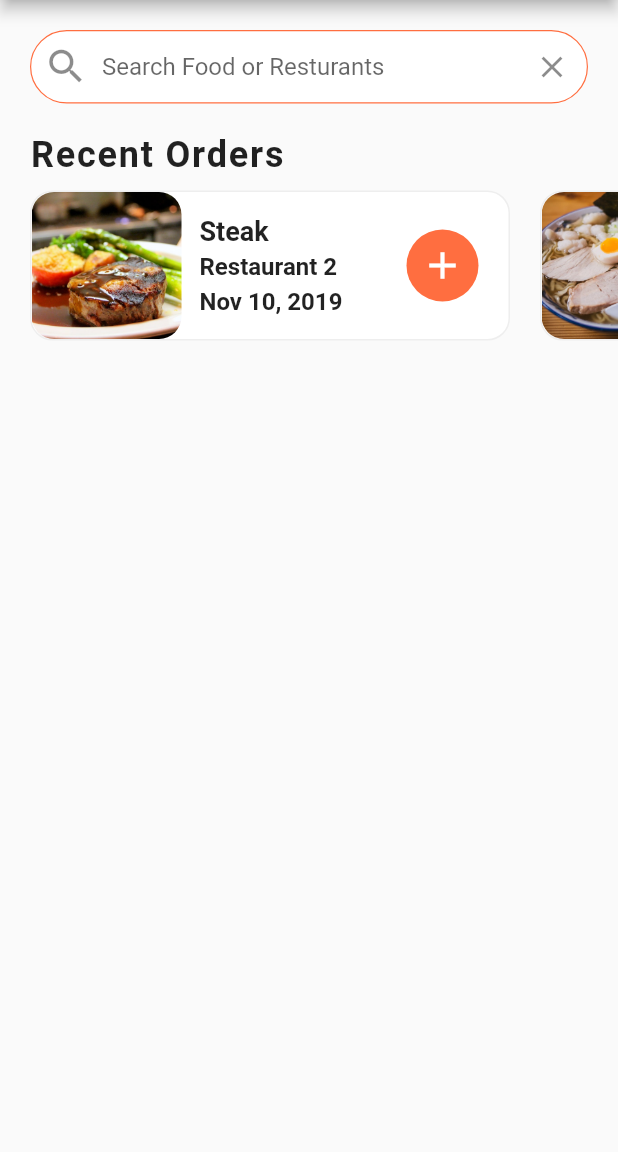
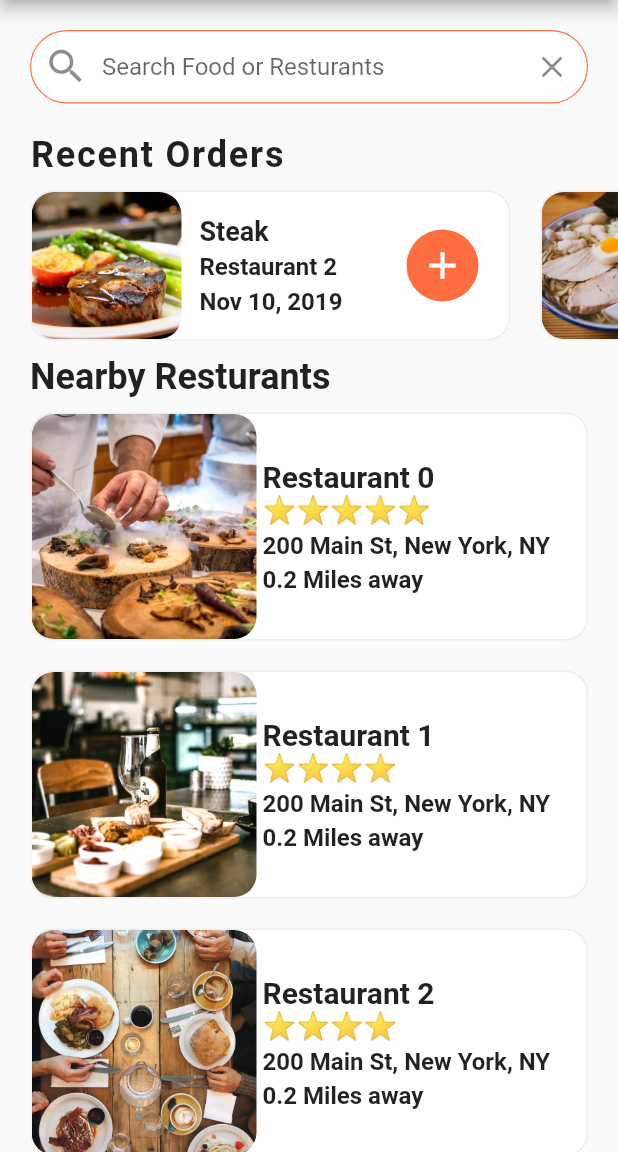
Before and after one commit to wheregmis/food_delivery_app_ui, a Flutter app: the screen it shows after launch, on a phone screen of 412 x 824 dp, the part 84-1236 px from its top. Run offline on Flutter 3.47's test engine with Material 2 defaults, Android fonts, the light colour scheme and no system bars.

Commit message:
Nearby Resturants
--added nearby resturants
-- added ratings and its logic

```diff
--- a/lib/screens/home_screens.dart
+++ b/lib/screens/home_screens.dart
@@ -1,5 +1,7 @@
 import 'package:flutter/material.dart';
 import 'package:food_delivery_app_ui/data/data.dart';
+import 'package:food_delivery_app_ui/models/restaurant.dart';
+import 'package:food_delivery_app_ui/widgets/rating_starts.dart';
 import 'package:food_delivery_app_ui/widgets/recent_orders.dart';
 
 class HomeScreen extends StatefulWidget {
@@ -10,6 +12,80 @@ class HomeScreen extends StatefulWidget {
 }
 
 class _HomeScreenState extends State<HomeScreen> {
+  _buildResturants() {
+    List<Widget> resturantList = [];
+    restaurants.forEach((Restaurant restaurant) {
+      resturantList.add(
+        Container(
+          margin: EdgeInsets.symmetric(
+            horizontal: 20.0,
+            vertical: 10.0,
+          ),
+          decoration: BoxDecoration(
+              color: Colors.white,
+              borderRadius: BorderRadius.circular(15.0),
+              border: Border.all(width: 1.0, color: Colors.grey[200])),
+          child: Row(
+            children: <Widget>[
+              ClipRRect(
+                borderRadius: BorderRadius.circular(15.0),
+                child: Image(
+                  height: 150.0,
+                  width: 150.0,
+                  image: AssetImage(restaurant.imageUrl),
+                  fit: BoxFit.cover,
+                ),
+              ),
+              Container(
+                margin: EdgeInsets.all(4.0),
+                child: Column(
+                  mainAxisAlignment: MainAxisAlignment.center,
+                  crossAxisAlignment: CrossAxisAlignment.start,
+                  children: <Widget>[
+                    Text(
+                      restaurant.name,
+                      style: TextStyle(
+                        fontSize: 20.0,
+                        fontWeight: FontWeight.bold,
+                      ),
+                      overflow: TextOverflow.ellipsis,
+                    ),
+                    RatingStars(restaurant.rating),
+                    SizedBox(
+                      height: 4.0,
+                    ),
+                    Text(
+                      restaurant.address,
+                      style: TextStyle(
+                        fontSize: 16.0,
+                        fontWeight: FontWeight.w600,
+                      ),
+                      overflow: TextOverflow.ellipsis,
+                    ),
+                    SizedBox(
+                      height: 4.0,
+                    ),
+                    Text(
+                      '0.2 Miles away',
+                      style: TextStyle(
+                        fontSize: 16.0,
+                        fontWeight: FontWeight.w600,
+                      ),
+                      overflow: TextOverflow.ellipsis,
+                    )
+                  ],
+                ),
+              )
+            ],
+          ),
+        ),
+      );
+    });
+    return Column(
+      children: resturantList,
+    );
+  }
+
   @override
   Widget build(BuildContext context) {
     return Scaffold(
@@ -62,6 +138,22 @@ class _HomeScreenState extends State<HomeScreen> {
             ),
           ),
           RecentOrders(),
+          Column(
+            crossAxisAlignment: CrossAxisAlignment.start,
+            children: <Widget>[
+              Padding(
+                padding: const EdgeInsets.symmetric(horizontal: 20.0),
+                child: Text(
+                  'Nearby Resturants',
+                  style: TextStyle(
+                    fontSize: 24.0,
+                    fontWeight: FontWeight.w600,
+                  ),
+                ),
+              ),
+              _buildResturants(),
+            ],
+          ),
         ],
       ),
     );
--- /dev/null
+++ b/lib/widgets/rating_starts.dart
@@ -0,0 +1,22 @@
+import 'package:flutter/material.dart';
+
+class RatingStars extends StatelessWidget {
+  final int rating;
+
+  RatingStars(this.rating);
+
+  @override
+  Widget build(BuildContext context) {
+    String stars = '';
+    for (int i = 0; i < rating; i++) {
+      stars += '⭐';
+    }
+    stars.trim();
+    return Text(
+      stars,
+      style: TextStyle(
+        fontSize: 18.0,
+      ),
+    );
+  }
+}
```
